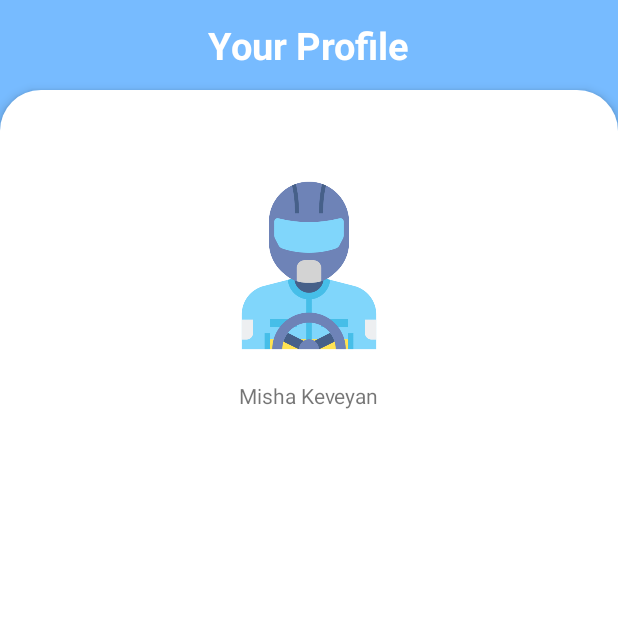
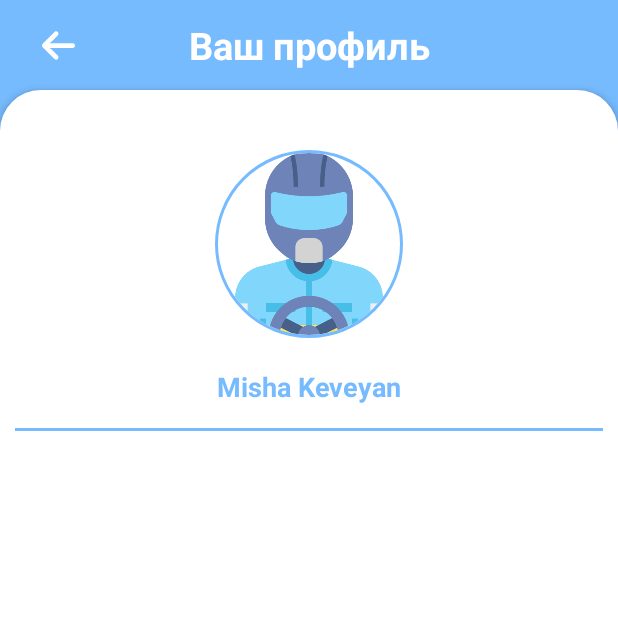
Before and after one commit to Mish9Keveyan/Drive_Smart, an Android app: the AccountActivity screen opened directly, with no data from a screen before it, on a phone screen of 412 x 824 dp, the top half of it. Run offline under Robolectric (Android 15) with nearby library versions, the light colour scheme and no system bars; our stand-ins replace CircleImageView.

Commit message:
Start commit
profile

```diff
--- a/app/build.gradle
+++ b/app/build.gradle
@@ -37,6 +37,7 @@ dependencies {
     testImplementation 'junit:junit:4.13.2'
     androidTestImplementation 'androidx.test.ext:junit:1.1.5'
     androidTestImplementation 'androidx.test.espresso:espresso-core:3.5.1'
+    implementation 'de.hdodenhof:circleimageview:3.1.0'
 
     implementation platform('com.google.firebase:firebase-bom:31.5.0')
     implementation 'com.google.firebase:firebase-analytics'
--- /dev/null
+++ b/app/src/main/res/drawable/edit_icon.xml
@@ -0,0 +1,5 @@
+<vector android:height="24dp" android:tint="#77BAFE"
+    android:viewportHeight="24" android:viewportWidth="24"
+    android:width="24dp" xmlns:android="http://schemas.android.com/apk/res/android">
+    <path android:fillColor="@android:color/white" android:pathData="M3,17.25V21h3.75L17.81,9.94l-3.75,-3.75L3,17.25zM20.71,7.04c0.39,-0.39 0.39,-1.02 0,-1.41l-2.34,-2.34c-0.39,-0.39 -1.02,-0.39 -1.41,0l-1.83,1.83 3.75,3.75 1.83,-1.83z"/>
+</vector>
--- /dev/null
+++ b/app/src/main/res/drawable/email_icon.xml
@@ -0,0 +1,5 @@
+<vector android:height="24dp" android:tint="#77BAFE"
+    android:viewportHeight="24" android:viewportWidth="24"
+    android:width="24dp" xmlns:android="http://schemas.android.com/apk/res/android">
+    <path android:fillColor="@android:color/white" android:pathData="M20,4L4,4c-1.1,0 -1.99,0.9 -1.99,2L2,18c0,1.1 0.9,2 2,2h16c1.1,0 2,-0.9 2,-2L22,6c0,-1.1 -0.9,-2 -2,-2zM20,8l-8,5 -8,-5L4,6l8,5 8,-5v2z"/>
+</vector>
--- a/app/src/main/res/layout/activity_account.xml
+++ b/app/src/main/res/layout/activity_account.xml
@@ -8,13 +8,26 @@
     android:background="@color/bg_color"
     tools:context=".AccountActivity">
 
+    <ImageView
+        android:id="@+id/imageViewQuizOption"
+        android:layout_width="30dp"
+        android:layout_height="30dp"
+        android:layout_marginStart="24dp"
+        android:background="?selectableItemBackgroundBorderless"
+        android:padding="4dp"
+        app:layout_constraintBottom_toTopOf="@+id/signUpLayout"
+        app:layout_constraintStart_toStartOf="parent"
+        app:layout_constraintTop_toTopOf="parent"
+        app:srcCompat="@drawable/arrow"
+        app:tint="@color/white" />
+
 
     <TextView
         android:id="@+id/signUp"
         android:layout_width="wrap_content"
         android:layout_height="wrap_content"
         android:textSize="25sp"
-        android:text="Your Profile"
+        android:text="Ваш профиль"
         android:textColor="@color/white"
         android:textStyle="bold"
         app:layout_constraintBottom_toTopOf="@+id/signUpLayout"
@@ -35,29 +48,39 @@
         app:layout_constraintStart_toStartOf="parent"
         app:layout_constraintTop_toTopOf="parent" >
 
-        <ImageView
+        <de.hdodenhof.circleimageview.CircleImageView
             android:id="@+id/imageView"
-            android:layout_width="125dp"
-            android:layout_height="114dp"
-            android:layout_marginTop="50dp"
-            android:layout_marginBottom="197dp"
             app:layout_constraintBottom_toTopOf="@+id/textView6"
+            android:layout_marginTop="30dp"
             app:layout_constraintEnd_toEndOf="parent"
             app:layout_constraintStart_toStartOf="parent"
             app:layout_constraintTop_toTopOf="parent"
-            app:srcCompat="@drawable/three" />
+            android:layout_width="125dp"
+            android:layout_height="125dp"
+            android:src="@drawable/three"
+            app:civ_border_width="2dp"
+            app:civ_border_color="@color/bg_color" />
+
 
         <TextView
             android:id="@+id/textView6"
             android:layout_width="wrap_content"
             android:layout_height="wrap_content"
             android:layout_marginTop="20dp"
+            android:textStyle="bold"
+            android:textSize="18sp"
+            android:textColor="@color/bg_color"
             android:text="Misha Keveyan"
             app:layout_constraintEnd_toEndOf="parent"
             app:layout_constraintStart_toStartOf="parent"
             app:layout_constraintTop_toBottomOf="@+id/imageView" />
+
+        <View
+            android:layout_width="match_parent"
+            android:layout_height="2dp"
+            android:background="@color/bg_color"
+            app:layout_constraintTop_toBottomOf="@+id/textView6"
+            android:layout_marginTop="15dp"/>
     </androidx.constraintlayout.widget.ConstraintLayout>
 
-
-
 </androidx.constraintlayout.widget.ConstraintLayout>
```
